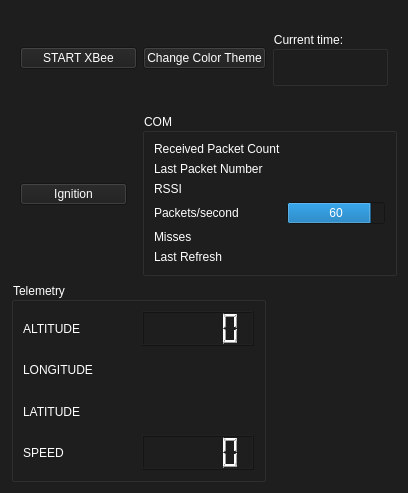
Before: the Qt Designer form UI/ui_file/press_alt.ui in MorgesHAB/ERT2020GS, drawn with Qt 5.
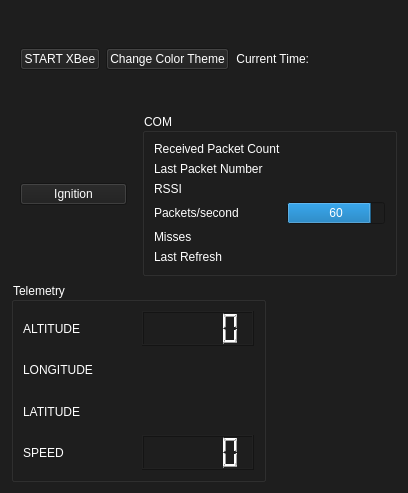
After: the same form once the commit is applied. Icons and pictures are not drawn.

Commit message: "gui clock and misses-hits"

```diff
--- a/UI/ui_file/press_alt.ui
+++ b/UI/ui_file/press_alt.ui
@@ -273,14 +273,11 @@
    <item row="0" column="0" colspan="3">
     <widget class="QWidget" name="widget" native="true">
      <layout class="QGridLayout" name="gridLayout_5">
-      <item row="0" column="2">
-       <widget class="QGroupBox" name="time_box">
-        <property name="title">
-         <string>Current time:</string>
-        </property>
-        <layout class="QGridLayout" name="gridLayout_6">
-         <item row="0" column="0">
+      <item row="0" column="3">
           <widget class="QLabel" name="time_panel">
+        <property name="styleSheet">
+         <string notr="true"/>
+        </property>
            <property name="text">
             <string/>
            </property>
@@ -289,9 +286,6 @@
            </property>
           </widget>
          </item>
-        </layout>
-       </widget>
-      </item>
       <item row="0" column="0">
        <widget class="QPushButton" name="xbee_button">
         <property name="text">
@@ -306,6 +300,16 @@
         </property>
        </widget>
       </item>
+      <item row="0" column="2">
+       <widget class="QLabel" name="current_time_label">
+        <property name="text">
+         <string>Current Time:</string>
+        </property>
+        <property name="alignment">
+         <set>Qt::AlignRight|Qt::AlignTrailing|Qt::AlignVCenter</set>
+        </property>
+       </widget>
+      </item>
      </layout>
     </widget>
    </item>
```
Lines whose indentation alone changed are shown as unchanged. The commit also changes 3 other files.
